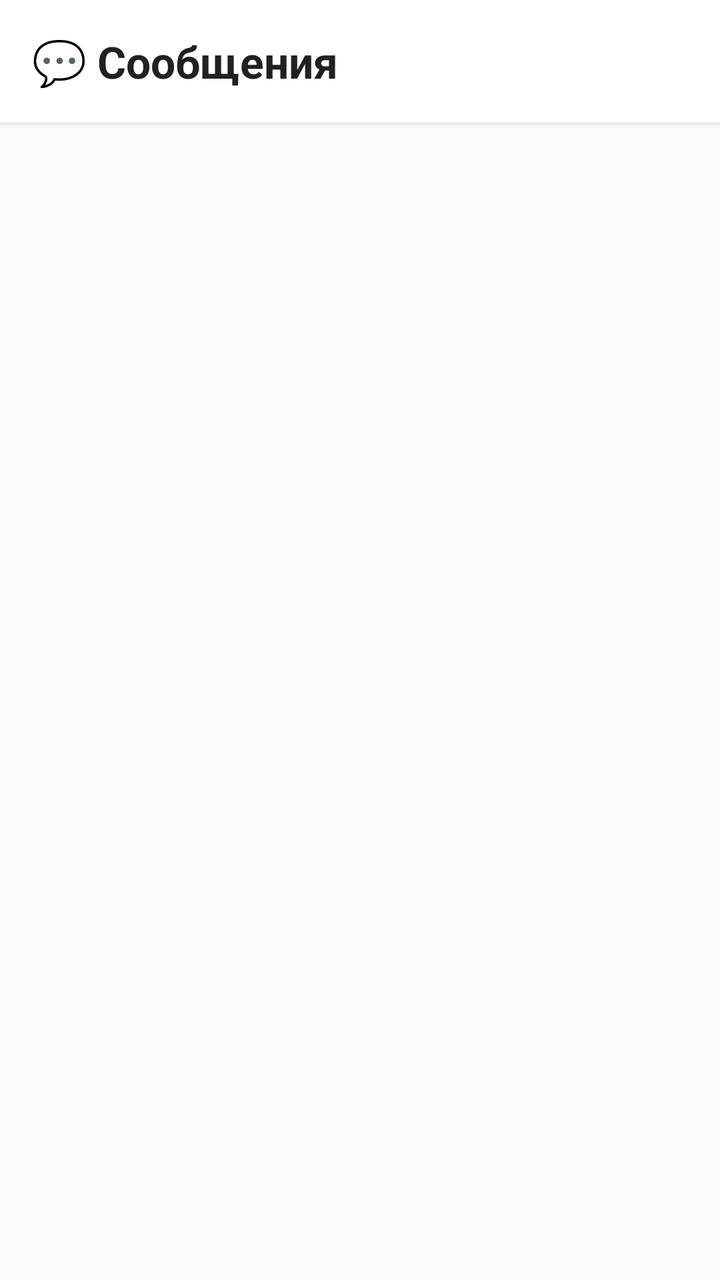
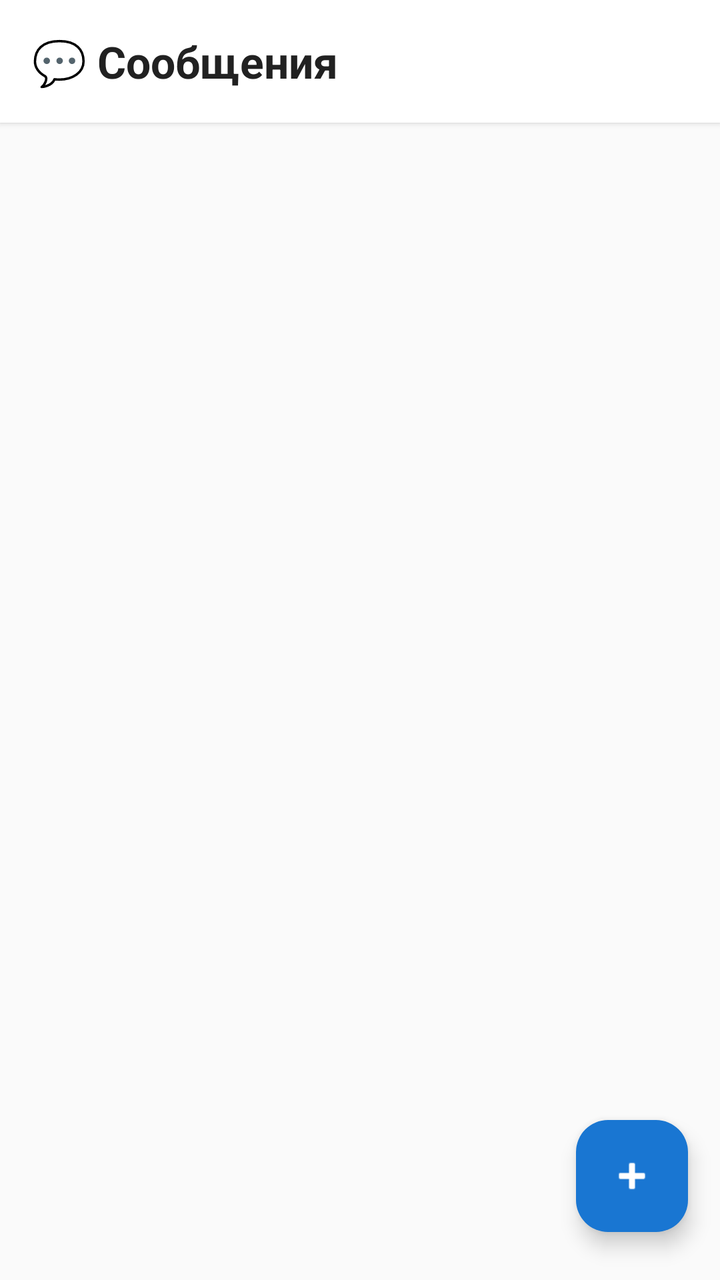

Before-and-after screenshots of an Android layout around one commit, followed by the original layout XML and the change that was made.
<!-- AndroidManifest.xml: application theme Theme.FishingSpot -->
<!-- res/layout/fragment_messages.xml -->
<?xml version="1.0" encoding="utf-8"?>
<LinearLayout
    xmlns:android="http://schemas.android.com/apk/res/android"
    xmlns:app="http://schemas.android.com/apk/res-auto"
    android:layout_width="match_parent"
    android:layout_height="match_parent"
    android:orientation="vertical"
    android:background="#FAFAFA">

    
    <TextView
        android:layout_width="match_parent"
        android:layout_height="wrap_content"
        android:padding="16dp"
        android:text="💬 Сообщения"
        android:textSize="22sp"
        android:textStyle="bold"
        android:textColor="#212121"
        android:background="#FFFFFF"
        android:elevation="2dp" />

    
    <androidx.recyclerview.widget.RecyclerView
        android:id="@+id/rvMessages"
        android:layout_width="match_parent"
        android:layout_height="0dp"
        android:layout_weight="1"
        android:clipToPadding="false"
        android:paddingTop="8dp"
        android:paddingBottom="16dp" />

    
    <LinearLayout
        android:id="@+id/layoutEmptyState"
        android:layout_width="match_parent"
        android:layout_height="0dp"
        android:layout_weight="1"
        android:gravity="center"
        android:orientation="vertical"
        android:visibility="gone">

        <ImageView
            android:layout_width="80dp"
            android:layout_height="80dp"
            android:src="@drawable/comment_24dp_000000_fill0_wght400_grad0_opsz24"
            app:tint="#BDBDBD" />

        <TextView
            android:layout_width="wrap_content"
            android:layout_height="wrap_content"
            android:layout_marginTop="16dp"
            android:text="У вас пока нет новых сообщений"
            android:textSize="16sp"
            android:textColor="#757575" />

        <TextView
            android:layout_width="wrap_content"
            android:layout_height="wrap_content"
            android:layout_marginTop="8dp"
            android:layout_marginHorizontal="32dp"
            android:gravity="center"
            android:text="Когда кто-то оставит отзыв на вашей точке, уведомление появится здесь"
            android:textSize="13sp"
            android:textColor="#9E9E9E" />
    </LinearLayout>

</LinearLayout>
<!-- resources referenced by this layout -->
<resources>
  <!-- drawable comment_24dp_000000_fill0_wght400_grad0_opsz24 (drawable) -->
  <vector xmlns:android="http://schemas.android.com/apk/res/android"
      android:width="24dp"
      android:height="24dp"
      android:viewportWidth="960"
      android:viewportHeight="960">
    <path
        android:pathData="M240,560h480v-80L240,480v80ZM240,440h480v-80L240,360v80ZM240,320h480v-80L240,240v80ZM880,880 L720,720L160,720q-33,0 -56.5,-23.5T80,640v-480q0,-33 23.5,-56.5T160,80h640q33,0 56.5,23.5T880,160v720ZM160,640h594l46,45v-525L160,160v480ZM160,640v-480,480Z"
        android:fillColor="#000000"/>
  </vector>
  <style name="Theme.FishingSpot" parent="Base.Theme.FishingSpot" />
  <style name="Base.Theme.FishingSpot" parent="Theme.Material3.DayNight.NoActionBar">
          
          
      </style>
</resources>

<!-- the commit's change to res/layout/fragment_messages.xml (unified diff, before → after) -->
@@ -1,67 +1,86 @@
 <?xml version="1.0" encoding="utf-8"?>
-<LinearLayout
+<FrameLayout
     xmlns:android="http://schemas.android.com/apk/res/android"
     xmlns:app="http://schemas.android.com/apk/res-auto"
     android:layout_width="match_parent"
     android:layout_height="match_parent"
-    android:orientation="vertical"
     android:background="#FAFAFA">
 
     
-    <TextView
+    <LinearLayout
         android:layout_width="match_parent"
-        android:layout_height="wrap_content"
-        android:padding="16dp"
-        android:text="💬 Сообщения"
-        android:textSize="22sp"
-        android:textStyle="bold"
-        android:textColor="#212121"
-        android:background="#FFFFFF"
-        android:elevation="2dp" />
+        android:layout_height="match_parent"
+        android:orientation="vertical">
+
+        
+        <TextView
+            android:layout_width="match_parent"
+            android:layout_height="wrap_content"
+            android:padding="16dp"
+            android:text="💬 Сообщения"
+            android:textSize="22sp"
+            android:textStyle="bold"
+            android:textColor="#212121"
+            android:background="#FFFFFF"
+            android:elevation="2dp" />
+
+        
+        <androidx.recyclerview.widget.RecyclerView
+            android:id="@+id/rvMessages"
+            android:layout_width="match_parent"
+            android:layout_height="match_parent"
+            android:clipToPadding="false"
+            android:paddingTop="8dp"
+            android:paddingBottom="80dp"
+            android:visibility="visible" />
+
+        
+        <LinearLayout
+            android:id="@+id/layoutEmptyState"
+            android:layout_width="match_parent"
+            android:layout_height="match_parent"
+            android:gravity="center"
+            android:orientation="vertical"
+            android:visibility="gone">
+
+            <ImageView
+                android:layout_width="80dp"
+                android:layout_height="80dp"
+                android:src="@drawable/comment_24dp_000000_fill0_wght400_grad0_opsz24"
+                app:tint="#BDBDBD" />
+
+            <TextView
+                android:layout_width="wrap_content"
+                android:layout_height="wrap_content"
+                android:layout_marginTop="16dp"
+                android:text="У вас пока нет новых сообщений"
+                android:textSize="16sp"
+                android:textColor="#757575" />
+
+            <TextView
+                android:layout_width="wrap_content"
+                android:layout_height="wrap_content"
+                android:layout_marginTop="8dp"
+                android:layout_marginHorizontal="32dp"
+                android:gravity="center"
+                android:text="Когда кто-то оставит отзыв на вашей точке или отправит сигнал, уведомление появится здесь"
+                android:textSize="13sp"
+                android:textColor="#9E9E9E" />
+        </LinearLayout>
+
+    </LinearLayout>
 
     
-    <androidx.recyclerview.widget.RecyclerView
-        android:id="@+id/rvMessages"
-        android:layout_width="match_parent"
-        android:layout_height="0dp"
-        android:layout_weight="1"
-        android:clipToPadding="false"
-        android:paddingTop="8dp"
-        android:paddingBottom="16dp" />
+    <com.google.android.material.floatingactionbutton.FloatingActionButton
+        android:id="@+id/fabAddMessage"
+        android:layout_width="wrap_content"
+        android:layout_height="wrap_content"
+        android:layout_gravity="bottom|end"
+        android:layout_marginEnd="16dp"
+        android:layout_marginBottom="24dp"
+        android:src="@android:drawable/ic_input_add"
+        app:tint="@android:color/white"
+        app:backgroundTint="#1976D2"
+        android:contentDescription="Новое сообщение" />
 
-    
-    <LinearLayout
-        android:id="@+id/layoutEmptyState"
-        android:layout_width="match_parent"
-        android:layout_height="0dp"
-        android:layout_weight="1"
-        android:gravity="center"
-        android:orientation="vertical"
-        android:visibility="gone">
-
-        <ImageView
-            android:layout_width="80dp"
-            android:layout_height="80dp"
-            android:src="@drawable/comment_24dp_000000_fill0_wght400_grad0_opsz24"
-            app:tint="#BDBDBD" />
-
-        <TextView
-            android:layout_width="wrap_content"
-            android:layout_height="wrap_content"
-            android:layout_marginTop="16dp"
-            android:text="У вас пока нет новых сообщений"
-            android:textSize="16sp"
-            android:textColor="#757575" />
-
-        <TextView
-            android:layout_width="wrap_content"
-            android:layout_height="wrap_content"
-            android:layout_marginTop="8dp"
-            android:layout_marginHorizontal="32dp"
-            android:gravity="center"
-            android:text="Когда кто-то оставит отзыв на вашей точке, уведомление появится здесь"
-            android:textSize="13sp"
-            android:textColor="#9E9E9E" />
-    </LinearLayout>
-
-</LinearLayout>
+</FrameLayout>
